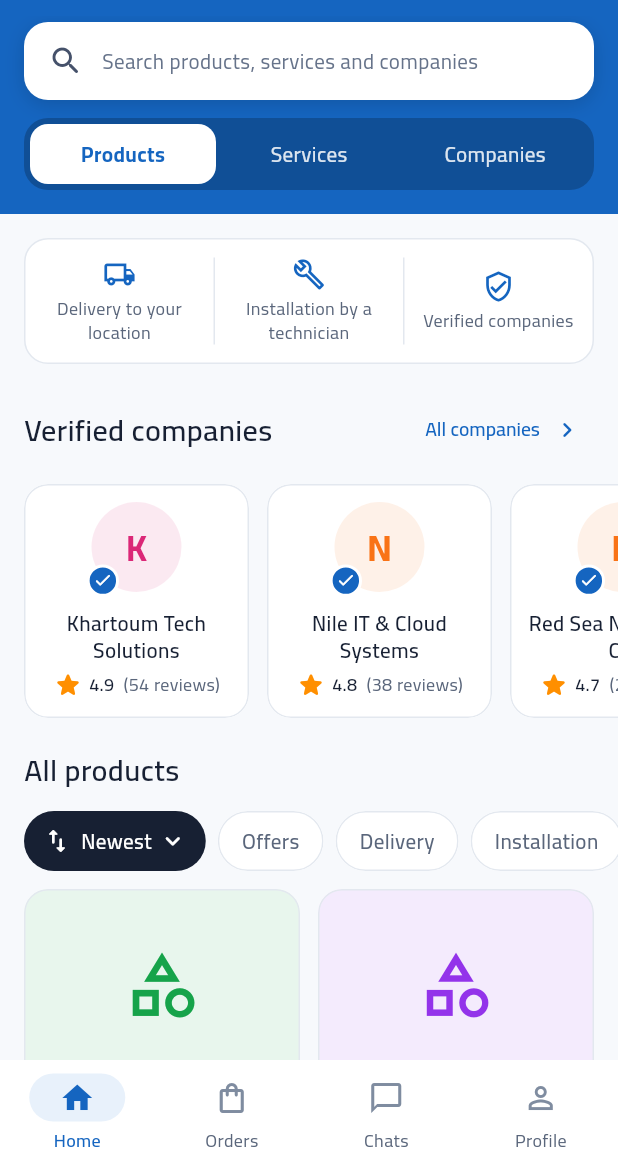
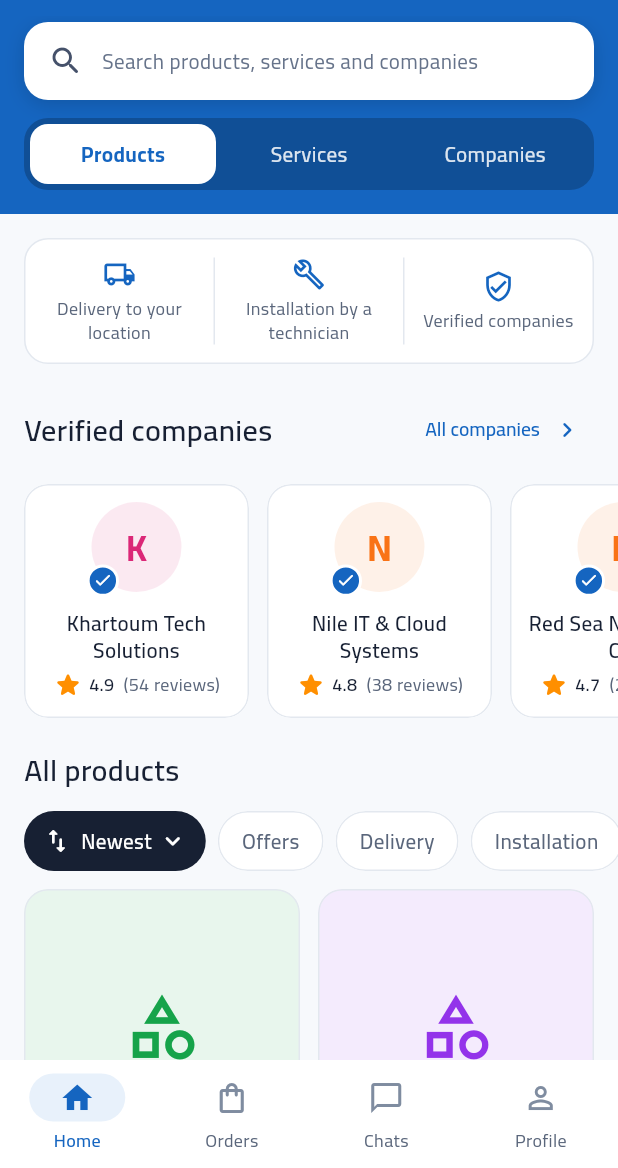
Before and after one commit to moazar-mohamed/sudan-it-marketplace, a Flutter app: the CustomerDashboardScreen screen opened directly, on a phone screen of 412 x 824 dp, the part 68-1236 px from its top. Run offline on Flutter 3.47's test engine with Material 3 defaults, Android fonts, the phone set to English and light mode, and no system bars; our stand-ins replace cloud_firestore, firebase_auth, firebase_core, firebase_messaging, firebase_storage, flutter_map and 6 more; accounts and stored records are empty.

Commit message:
fix: home product cards show the whole photo in a square band
The 128 px tall band cropped square photos top and bottom (BoxFit.cover),
cutting off part of the product. The band is now square and the photo is
contained, so any shape shows whole on the category tint.

Co-Authored-By: Claude Opus 5.5 <noreply@anthropic.com>

```diff
--- a/lib/features/products/presentation/widgets/product_grid_card.dart
+++ b/lib/features/products/presentation/widgets/product_grid_card.dart
@@ -75,22 +75,25 @@ class ProductGridCard extends ConsumerWidget {
             children: [
               Stack(
                 children: [
-                  // Full width: a Stack gives its children loose constraints,
-                  // which would shrink a square photo to a 128 px tile.
-                  Container(
-                    width: double.infinity,
-                    height: 128,
+                  // A square band the card's full width, with the whole photo
+                  // shown (contain): product photos are mostly square, and a
+                  // cropped one can cut off the product itself.
+                  AspectRatio(
+                    aspectRatio: 1,
+                    child: Container(
                       clipBehavior: Clip.antiAlias,
                       decoration: BoxDecoration(
                         color: tint ?? AppTone.brand.background(colors),
                       ),
                       child: AppNetworkImage(
                         url: product.imageUrl ?? '',
+                        fit: BoxFit.contain,
                         fallback: Center(
                           child: Icon(
                             icon ?? Icons.inventory_2_outlined,
                             size: 52,
                             color: iconColor ?? AppTone.brand.accent(colors),
+                          ),
                         ),
                       ),
                     ),
```
Lines whose indentation alone changed are shown as unchanged.
